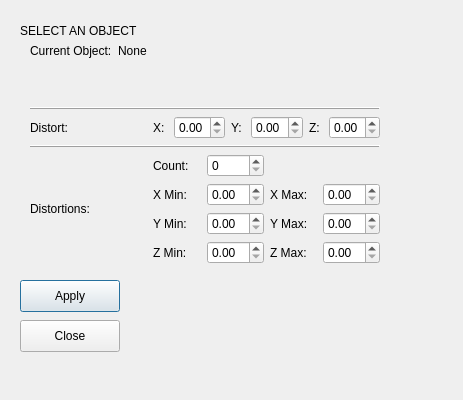
Above: PlantGenerator/gui.ui from nMDaas/MayaPlugins before the change. Below: the same form after it.
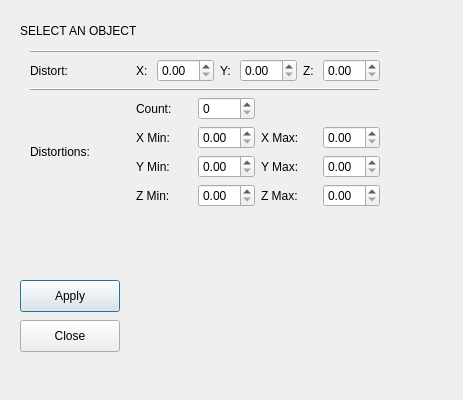
That is the form after the change.

Commit message: added functionality to select two objects and removed ui debugging elements

```diff
--- a/PlantGenerator/gui.ui
+++ b/PlantGenerator/gui.ui
@@ -34,7 +34,7 @@
             <property name="geometry">
                 <rect>
                     <x>30</x>
-                    <y>0</y>
+                    <y>50</y>
                     <width>350</width>
                     <height>370</height>
                 </rect>
@@ -43,31 +43,6 @@
             <layout class="QGridLayout" name="gridLayout">
 
                 <!-- row 0 -->
-                <item row="0" column="0">
-                    <layout class="QVBoxLayout" name="verticalLayout_2">x
-                        <item>
-                            <layout class="QHBoxLayout" name="horizontalLayout_4">
-                                <item>
-                                    <widget class="QLabel" name="label_0">
-                                        <property name="text">
-                                            <string>Current Object:</string>
-                                        </property>
-                                    </widget>
-                                </item>
-                                <item>
-                                    <widget class="QLabel" name="center_objs">
-                                        <property name="text">
-                                            <string>None</string>
-                                        </property>
-                                        <property name="wordWrap">
-                                            <bool>true</bool>
-                                        </property>
-                                    </widget>
-                                </item>
-                            </layout>
-                        </item>
-                    </layout>
-                </item>
 
                 <!-- row 1 -->
                 <item row="1" column="0" colspan="2">
```
The commit also changes 2 other files.
